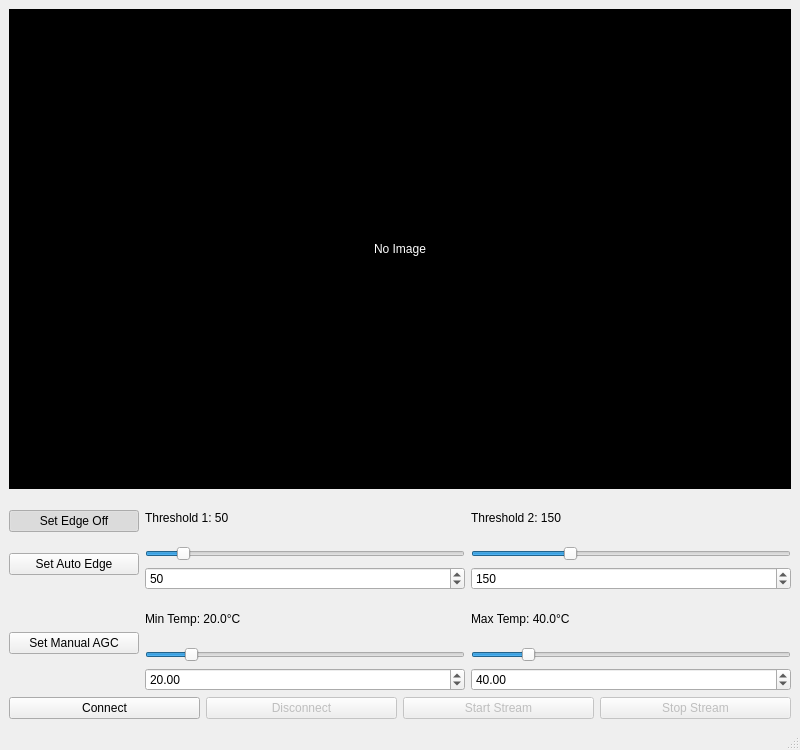
sue9010/NEW_THERMALaNALYZER, file thermal_viewer.ui: the form before one commit.
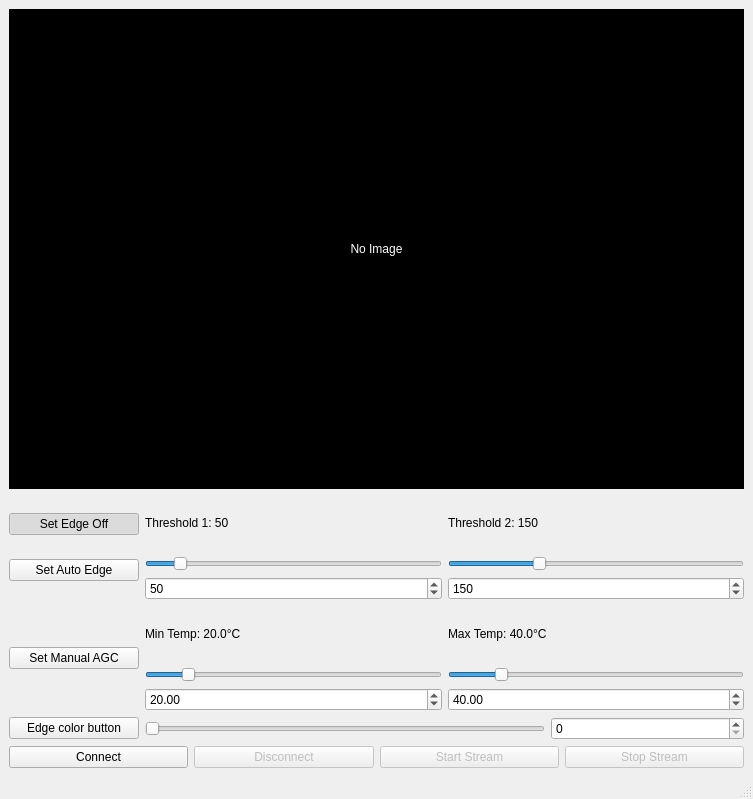
The form after the commit.

Commit message: edge 두꼐 조절 ui 추가

The edit to the form file:
```diff
--- a/thermal_viewer.ui
+++ b/thermal_viewer.ui
@@ -6,8 +6,8 @@
    <rect>
     <x>0</x>
     <y>0</y>
-    <width>800</width>
-    <height>750</height>
+    <width>753</width>
+    <height>799</height>
    </rect>
   </property>
   <property name="windowTitle">
@@ -191,16 +191,16 @@
         <item>
          <widget class="QDoubleSpinBox" name="agc_min_spinbox">
           <property name="minimum">
-           <double>-50.0</double>
+           <double>-50.000000000000000</double>
           </property>
           <property name="maximum">
-           <double>500.0</double>
+           <double>500.000000000000000</double>
           </property>
           <property name="singleStep">
            <double>0.1</double>
           </property>
           <property name="value">
-           <double>20.0</double>
+           <double>20.000000000000000</double>
           </property>
          </widget>
         </item>
@@ -234,16 +234,16 @@
         <item>
          <widget class="QDoubleSpinBox" name="agc_max_spinbox">
           <property name="minimum">
-           <double>-50.0</double>
+           <double>-50.000000000000000</double>
           </property>
           <property name="maximum">
-           <double>500.0</double>
+           <double>500.000000000000000</double>
           </property>
           <property name="singleStep">
            <double>0.1</double>
           </property>
           <property name="value">
-           <double>40.0</double>
+           <double>40.000000000000000</double>
           </property>
          </widget>
         </item>
@@ -251,6 +251,39 @@
       </item>
      </layout>
     </item>
+    <item>
+     <layout class="QHBoxLayout" name="horizontalLayout">
+      <item>
+       <widget class="QPushButton" name="edge_color_button">
+        <property name="maximumSize">
+         <size>
+          <width>130</width>
+          <height>16777215</height>
+         </size>
+        </property>
+        <property name="text">
+         <string>Edge color button</string>
+        </property>
+       </widget>
+      </item>
+      <item>
+       <widget class="QSlider" name="edge_thickness_slider">
+        <property name="maximumSize">
+         <size>
+          <width>400</width>
+          <height>16777215</height>
+         </size>
+        </property>
+        <property name="orientation">
+         <enum>Qt::Horizontal</enum>
+        </property>
+       </widget>
+      </item>
+      <item>
+       <widget class="QSpinBox" name="edge_thickness_spinbox"/>
+      </item>
+     </layout>
+    </item>
     <item>
      <layout class="QHBoxLayout" name="control_layout">
       <item>
```
Left out of the diff: 6 changed lines with no effect on the pictures. The commit also changes 3 other files.
